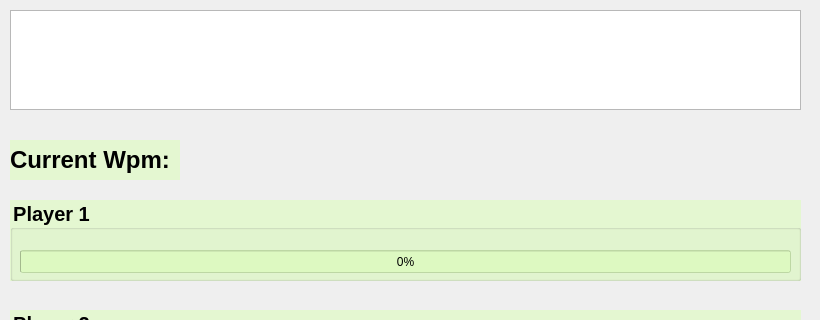
This is FingerCoaster/gamedialog.ui in PavleVl/FingerCoaster as Qt 5 draws it before an edit; both pictures show x 0 to 820 and y 0 to 320 of the 820 by 700 pixel window. The edited form follows.
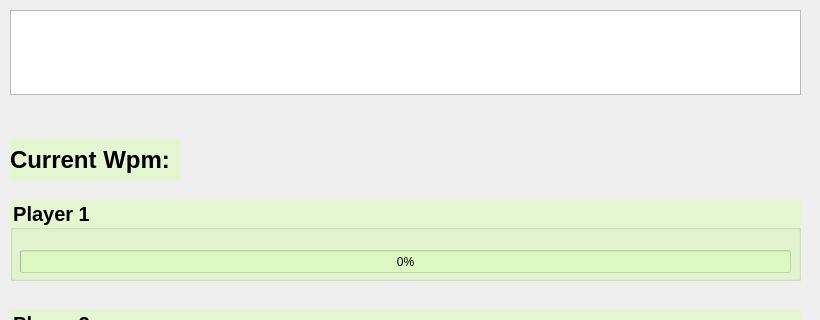
This is the edited form.

Commit message: Uradjen resize

Diff of the .ui file:
```diff
--- a/FingerCoaster/gamedialog.ui
+++ b/FingerCoaster/gamedialog.ui
@@ -37,7 +37,7 @@
      <x>10</x>
      <y>10</y>
      <width>791</width>
-     <height>100</height>
+     <height>85</height>
     </rect>
    </property>
    <property name="font">
```
